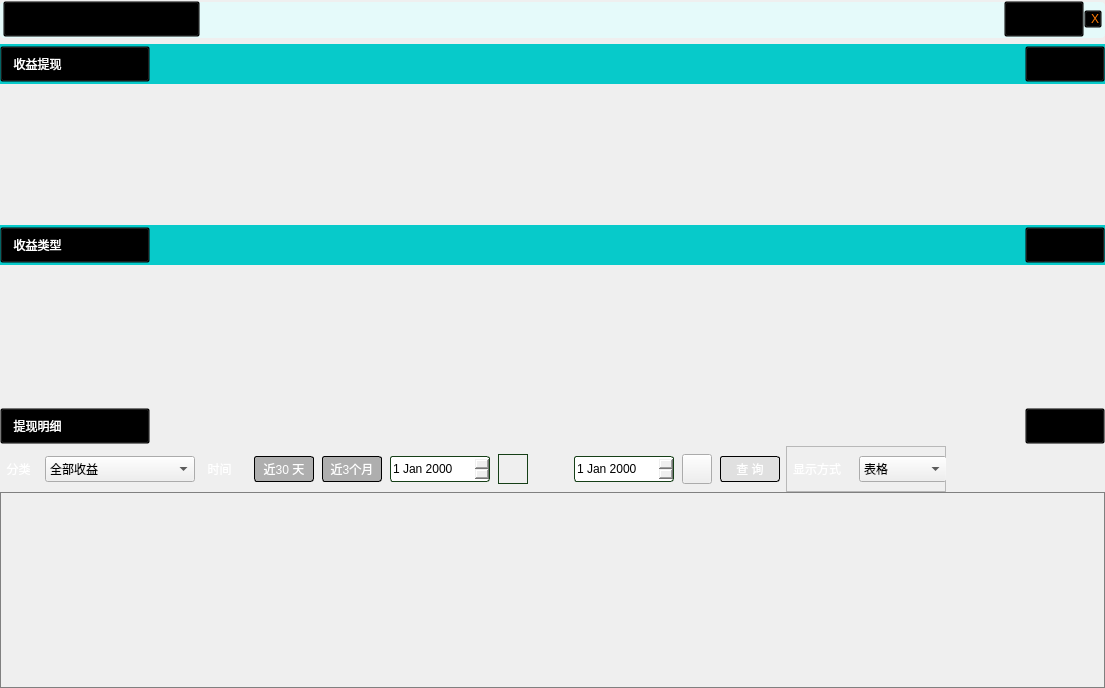
huizhang556/pc-video-player, file VideoPlayer/creator/income/Income.ui: the form before one commit.
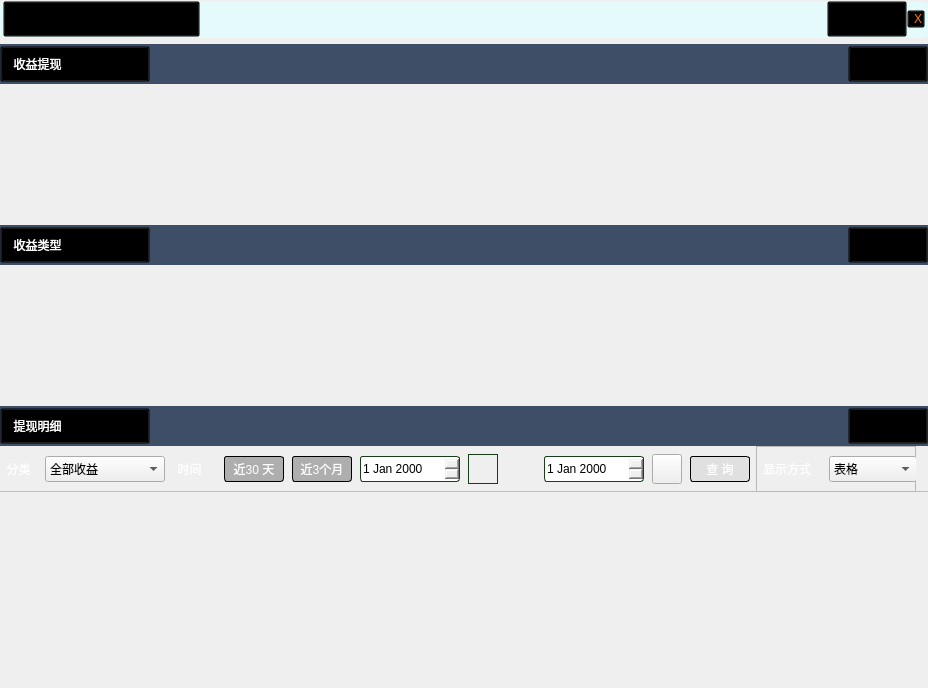
The form after the commit. The open tabs and pages were chosen to show the change. Icons and pictures are not drawn.

Patch:
```diff
--- a/VideoPlayer/creator/income/Income.ui
+++ b/VideoPlayer/creator/income/Income.ui
@@ -6,7 +6,7 @@
    <rect>
     <x>0</x>
     <y>0</y>
-    <width>1105</width>
+    <width>928</width>
     <height>688</height>
    </rect>
   </property>
@@ -231,7 +231,7 @@
             <property name="styleSheet">
              <string notr="true">#widget_16
 {
-background-color: rgb(7, 202, 202);
+background-color: #3d4e66;
 }</string>
             </property>
             <layout class="QHBoxLayout" name="horizontalLayout_23">
@@ -412,7 +412,7 @@
             <property name="styleSheet">
              <string notr="true">#widget_17
 {
-background-color: rgb(7, 202, 202);
+background-color: #3d4e66;
 }</string>
             </property>
             <layout class="QHBoxLayout" name="horizontalLayout_24">
@@ -585,9 +585,9 @@
              </size>
             </property>
             <property name="styleSheet">
-             <string notr="true">#widget_18
+             <string notr="true">#widget_20
 {
-background-color: rgb(7, 202, 202);
+background-color: #3d4e66;
 }</string>
             </property>
             <layout class="QHBoxLayout" name="horizontalLayout_29">
@@ -686,7 +686,7 @@
           <item>
            <layout class="QVBoxLayout" name="verticalLayout_40">
             <item>
-             <widget class="QWidget" name="widget_21" native="true">
+             <widget class="QWidget" name="widget_bottom" native="true">
               <property name="minimumSize">
                <size>
                 <width>0</width>
@@ -700,7 +700,11 @@
                </size>
               </property>
               <property name="styleSheet">
-               <string notr="true"/>
+               <string notr="true">#widget_bottom
+{
+border: 0px solid #57e5ff;
+border-bottom-width: 1px;
+}</string>
               </property>
               <layout class="QHBoxLayout" name="horizontalLayout_30">
                <property name="leftMargin">
@@ -774,13 +778,13 @@
                    <widget class="QComboBox" name="comboBox_gains">
                     <property name="minimumSize">
                      <size>
-                      <width>150</width>
+                      <width>120</width>
                       <height>26</height>
                      </size>
                     </property>
                     <property name="maximumSize">
                      <size>
-                      <width>150</width>
+                      <width>120</width>
                       <height>26</height>
                      </size>
                     </property>
@@ -1103,7 +1107,7 @@
                    </widget>
                   </item>
                   <item>
-                   <widget class="QPushButton" name="pushButton_54">
+                   <widget class="QPushButton" name="pushButton_search">
                     <property name="minimumSize">
                      <size>
                       <width>60</width>
@@ -1260,7 +1264,7 @@
             <item>
              <widget class="QStackedWidget" name="stackedWidget_showType">
               <property name="currentIndex">
-               <number>1</number>
+               <number>0</number>
               </property>
               <widget class="QWidget" name="page_table">
                <layout class="QVBoxLayout" name="verticalLayout_56">
@@ -1292,7 +1296,6 @@
 QHeaderView::section:horizontal
 {/*横表头*/
 min-height:30px;
-border:0;
 border-bottom:1px solid rgb(0, 170, 255);
 background-color: qlineargradient(spread:pad, x1:1, y1:0, x2:1, y2:1, stop:0 rgba(60, 60, 60, 255), stop:0.301136 rgba(40, 40, 40, 255), stop:0.909091 rgba(68, 68, 68, 255));
 }
@@ -1314,8 +1317,8 @@
 
 QHeaderView::section:hover
 {
-color:black;
-background-color: qlineargradient(spread:pad, x1:1, y1:0, x2:1, y2:1, stop:0 rgba(255, 177, 21, 255), stop:0.335227 rgba(245, 163, 0, 255), stop:0.909091 rgba(255, 192, 66, 255));
+color:white;
+/*background-color: qlineargradient(spread:pad, x1:1, y1:0, x2:1, y2:1, stop:0 rgba(255, 177, 21, 255), stop:0.335227 rgba(245, 163, 0, 255), stop:0.909091 rgba(255, 192, 66, 255));*/
 }
 
 QHeaderView::section:checked
@@ -1350,7 +1353,7 @@
 /*表格*/
 QTableWidget
 {/*对齐方式代码设置*/
-border:1px solid rgb(128, 128, 128);
+border:0px solid rgb(128, 128, 128);
 gridline-color: rgb(128, 128, 128);/*网格线颜色*/
 background-color: transparent;
 }
```
